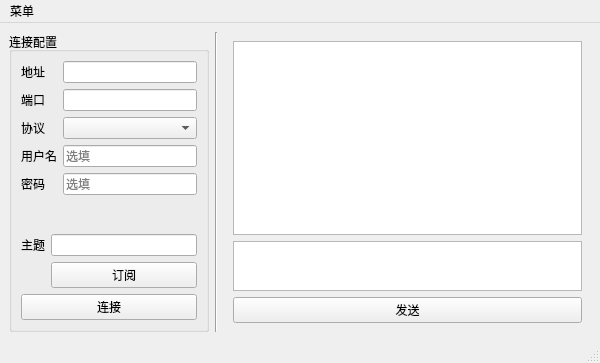
First picture: the form in mainwindow.ui, repository zxb0000/QtMqtt, before the edit.
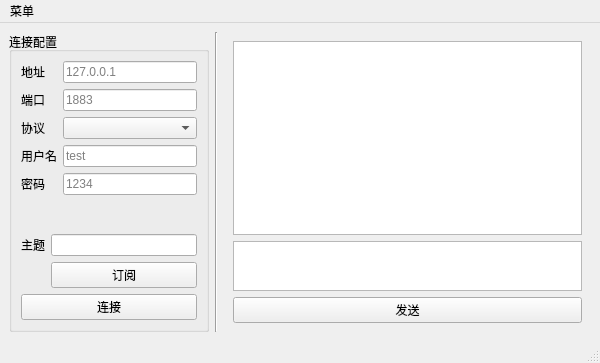
Second picture: the form after the edit.

Commit message: 连接 状态显示

Diff of the .ui file:
```diff
--- a/mainwindow.ui
+++ b/mainwindow.ui
@@ -51,7 +51,14 @@
             </widget>
            </item>
            <item row="0" column="1">
-            <widget class="QLineEdit" name="host"/>
+            <widget class="QLineEdit" name="host">
+             <property name="text">
+              <string/>
+             </property>
+             <property name="placeholderText">
+              <string>127.0.0.1</string>
+             </property>
+            </widget>
            </item>
            <item row="1" column="0">
             <widget class="QLabel" name="label_6">
@@ -63,7 +70,16 @@
            <item row="1" column="1">
             <widget class="QLineEdit" name="port">
              <property name="inputMask">
-              <string>00000</string>
+              <string/>
+             </property>
+             <property name="text">
+              <string/>
+             </property>
+             <property name="cursorPosition">
+              <number>0</number>
+             </property>
+             <property name="placeholderText">
+              <string>1883</string>
              </property>
             </widget>
            </item>
@@ -80,7 +96,7 @@
            <item row="3" column="1">
             <widget class="QLineEdit" name="username">
              <property name="placeholderText">
-              <string>选填</string>
+              <string>test</string>
              </property>
             </widget>
            </item>
@@ -93,8 +109,11 @@
            </item>
            <item row="4" column="1">
             <widget class="QLineEdit" name="password">
+             <property name="echoMode">
+              <enum>QLineEdit::Password</enum>
+             </property>
              <property name="placeholderText">
-              <string>选填</string>
+              <string>1234</string>
              </property>
             </widget>
            </item>
```
Left out of the diff: 6 changed lines with no effect on the pictures. The commit also changes 2 other files.
